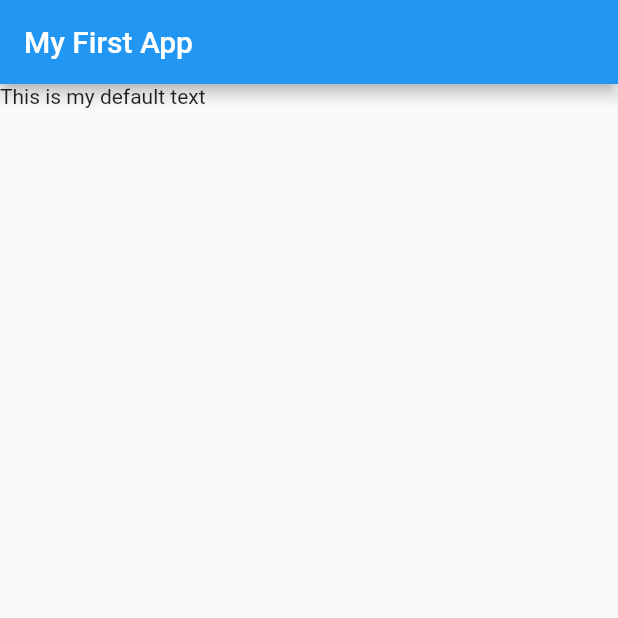
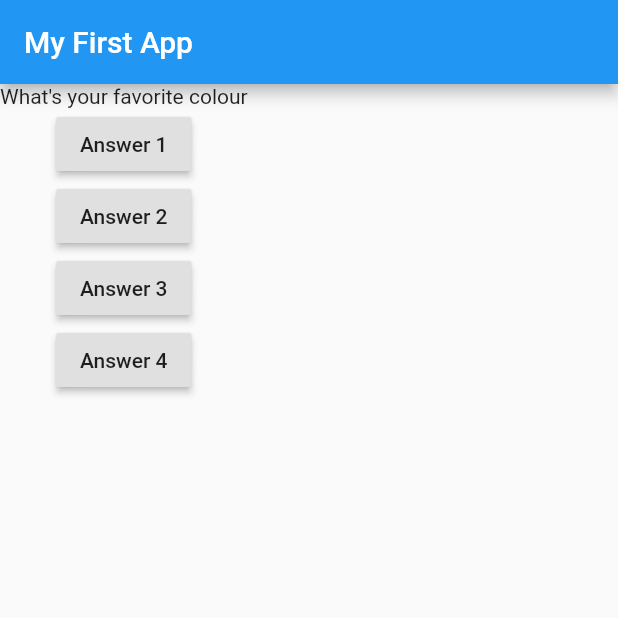
Before and after one commit to ksachchidanand/flutter-complete-guide, a Flutter app: the screen it shows after launch, on a phone screen of 412 x 824 dp, the top half of it. Run offline on Flutter 3.47's test engine with Material 2 defaults, Android fonts, the phone set to English and light mode, and no system bars.

Commit message:
changed main widget to stateful widget and added ability to maintain state

```diff
--- a/lib/main.dart
+++ b/lib/main.dart
@@ -4,9 +4,27 @@ void main() {
   runApp(MyApp());
 }
 
-class MyApp extends StatelessWidget {
+class MyApp extends StatefulWidget {
+  @override
+  _MyAppState createState() => _MyAppState();
+}
+
+class _MyAppState extends State<MyApp> {
+  var questionIndex = 0;
+
+  void answerChosen() {
+    setState(() {
+      questionIndex++;
+    });
+    print(questionIndex);
+  }
+
   @override
   Widget build(BuildContext context) {
+    var questions = [
+      'What\'s your favorite colour',
+      'What\'s your favorite animal',
+    ];
     return MaterialApp(
       home: Scaffold(
         appBar: AppBar(
@@ -14,8 +32,31 @@ class MyApp extends StatelessWidget {
             'My First App',
           ),
         ),
-        body: Text(
-          'This is my default text',
+        body: Column(
+          children: <Widget>[
+            Text(
+              questions.elementAt(questionIndex),
+            ),
+            RaisedButton(
+              child: Text('Answer 1'),
+              onPressed: answerChosen,
+            ),
+            RaisedButton(
+              child: Text('Answer 2'),
+              onPressed: () => print('Answer 2 chosen!'),
+            ),
+            RaisedButton(
+              child: Text('Answer 3'),
+              onPressed: () {
+                // >>>
+                print('Answer 3 chosen!');
+              },
+            ),
+            RaisedButton(
+              child: Text('Answer 4'),
+              onPressed: answerChosen,
+            ),
+          ],
         ),
       ),
     );
```
